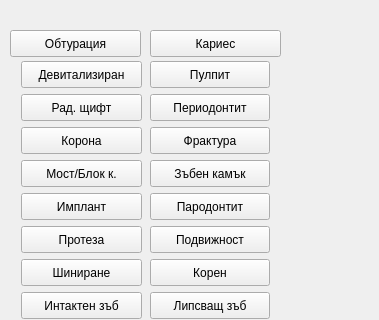
Qt form src/View/SubWidgets/ControlPanel.ui (thefinalcutbg/DinoDent) before a commit; both pictures show x 0 to 379 and y 0 to 320 of the 379 by 499 pixel window.
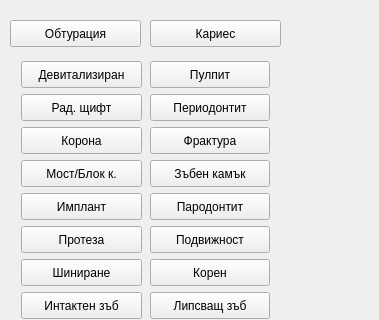
The same form after that commit. Custom widgets are drawn as their Qt base class.

```diff
--- a/src/View/SubWidgets/ControlPanel.ui
+++ b/src/View/SubWidgets/ControlPanel.ui
@@ -20,7 +20,7 @@
    <property name="geometry">
     <rect>
      <x>150</x>
-     <y>30</y>
+     <y>20</y>
      <width>131</width>
      <height>27</height>
     </rect>
@@ -57,7 +57,7 @@
    <property name="geometry">
     <rect>
      <x>10</x>
-     <y>30</y>
+     <y>20</y>
      <width>131</width>
      <height>27</height>
     </rect>
@@ -90,7 +90,7 @@
     <string>Обтурация</string>
    </property>
   </widget>
-  <widget class="QWidget" name="">
+  <widget class="QWidget" name="layoutWidget">
    <property name="geometry">
     <rect>
      <x>10</x>
```
